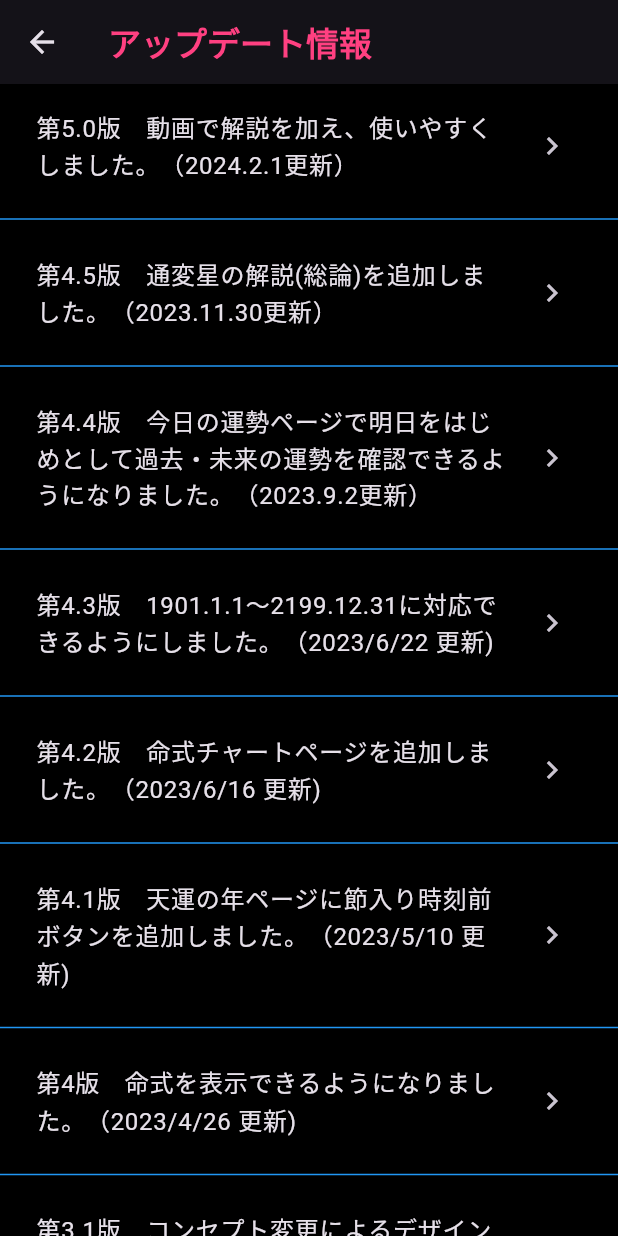
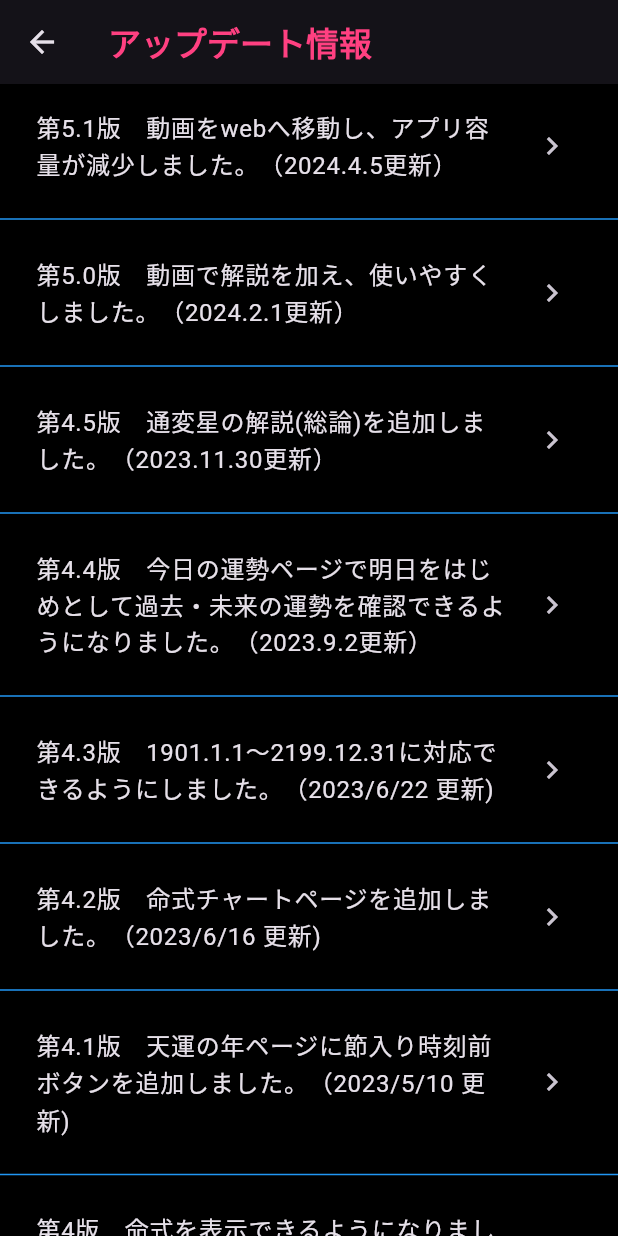
Before and after one commit to oka-teruhiro/sanchu5c, a Flutter app: the Update screen opened directly, on a phone screen of 412 x 824 dp. Run offline on Flutter 3.47's test engine with Material 3 defaults, Android fonts, the phone set to English and light mode, and no system bars; our stand-ins replace shared_preferences, video_player, youtube_player_flutter; accounts and stored records are empty.

Commit message:
5.0.11 2024.04.05 19:04 リリース以前に戻し、アップデート項目追加

```diff
--- a/lib/osirase/update.dart
+++ b/lib/osirase/update.dart
@@ -34,6 +34,24 @@ class Update extends StatelessWidget {
           Expanded(
             child: ListView(
               children: <Widget>[
+                Padding(
+                  padding: const EdgeInsets.all(8.0),
+                  child: ListTile(
+                    title: const Text('第5.1版　動画をwebへ移動し、アプリ容量が減少しました。'
+                        '（2024.4.5更新）'),
+                    trailing: const Icon(Icons.navigate_next),
+                    onTap: () {
+                      Navigator.push(
+                          context,
+                          MaterialPageRoute(
+                            builder: (context) => const Update5a(),
+                          ));
+                    },
+                  ),
+                ),
+                const Divider(
+                  color: Colors.blue,
+                ),
                 Padding(
                   padding: const EdgeInsets.all(8.0),
                   child: ListTile(
```
